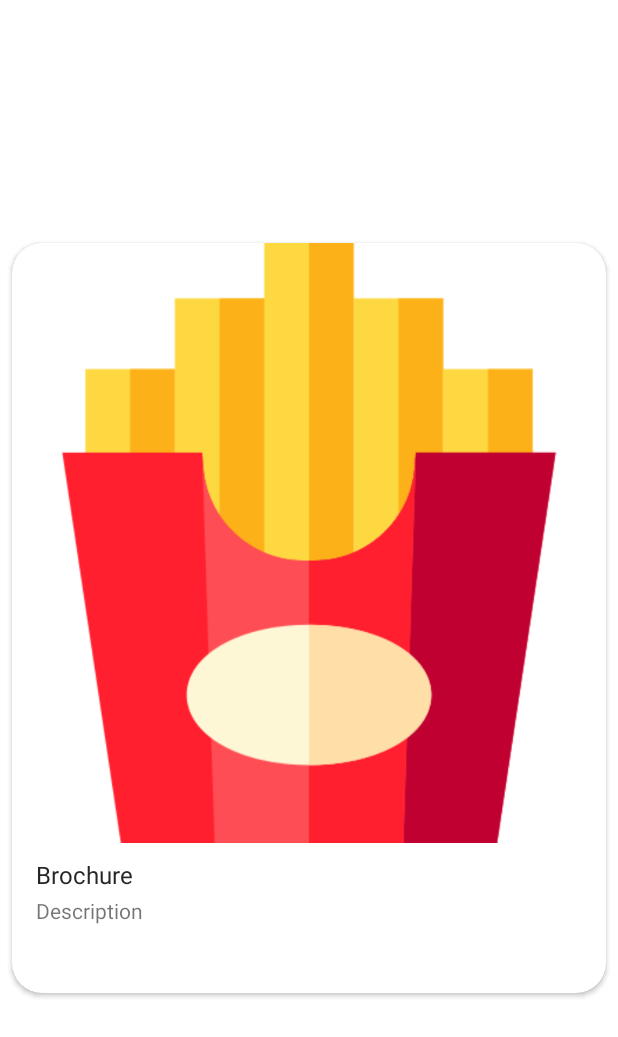
After one commit to hey-aayush/Ratatouille, an Android app: the layout what_today_item.xml on its own in the app's theme, with its tools: preview values and no code run, on a phone screen of 412 x 824 dp. The commit adds this screen. Shown: the top 1037 px of the screen. Run offline under Robolectric (Android 15) with nearby library versions, the phone set to English and light mode, and no system bars.

Commit message:
what_today_layout design and code

```diff
--- a/app/src/main/java/com/example/ratatouille/Models/Recipes.java
+++ b/app/src/main/java/com/example/ratatouille/Models/Recipes.java
@@ -1,4 +1,8 @@
 package com.example.ratatouille.Models;
+
+import android.util.Log;
+
+import com.google.firebase.firestore.QueryDocumentSnapshot;
 
 import java.util.List;
 
@@ -48,6 +52,8 @@ public class Recipes {
         this.healthy=healthy;
         this.region=region;
     }
+
+
 
     public String getRecipeId() {
         return recipeId;
--- /dev/null
+++ b/app/src/main/res/layout/what_today_item.xml
@@ -0,0 +1,56 @@
+<?xml version="1.0" encoding="utf-8"?>
+<LinearLayout xmlns:android="http://schemas.android.com/apk/res/android"
+    xmlns:app="http://schemas.android.com/apk/res-auto"
+    android:orientation="vertical"
+    android:layout_width="match_parent"
+    android:layout_height="match_parent"
+    android:gravity="center_vertical">
+
+    <androidx.cardview.widget.CardView
+        android:layout_width="match_parent"
+        android:layout_height="wrap_content"
+        app:cardCornerRadius="20dp"
+        android:layout_margin="8dp">
+
+        <RelativeLayout
+            android:layout_width="match_parent"
+            android:layout_height="500dp">
+
+            <ImageView
+                android:id="@+id/image"
+                android:src="@drawable/french_fries"
+                android:scaleType="centerCrop"
+                android:layout_width="match_parent"
+                android:layout_height="400dp" />
+
+            <TextView
+
+                android:id="@+id/title"
+                android:textColor="#262626"
+                android:layout_below="@id/image"
+                android:layout_marginTop="10dp"
+                android:layout_marginLeft="16dp"
+                android:text="Brochure"
+                android:textSize="16sp"
+                android:layout_width="wrap_content"
+                android:layout_height="wrap_content" />
+
+            <TextView
+                android:id="@+id/desc"
+                android:layout_below="@id/title"
+                android:layout_marginTop="3dp"
+                android:layout_marginLeft="16dp"
+                android:layout_marginRight="16dp"
+                android:maxLines="3"
+                android:drawablePadding="10dp"
+                android:ellipsize="end"
+                android:text="Description"
+                android:layout_width="wrap_content"
+                android:layout_height="wrap_content" />
+
+        </RelativeLayout>
+
+
+    </androidx.cardview.widget.CardView>
+
+</LinearLayout>
--- a/app/src/main/res/menu/drawer_menu.xml
+++ b/app/src/main/res/menu/drawer_menu.xml
@@ -6,7 +6,7 @@
         <item
             android:id="@+id/nav_profile"
             android:icon="@drawable/ic_baseline_account_circle_24"
-            android:title="Profilile" />
+            android:title="Profile" />
         <item
             android:id="@+id/nav_settingst"
             android:icon="@drawable/ic_settings"
```
Also changed, not shown: app/src/main/java/com/example/ratatouille/Adapters/WhatTodayAdapter.java (added, +86 -0 lines), app/src/main/java/com/example/ratatouille/Fragments/WhatTodayFragment.java (+105 -0 lines), app/src/main/res/layout/what_today_fragment.xml (+14 -3 lines), app/src/main/res/values/colors.xml (+7 -0 lines).
